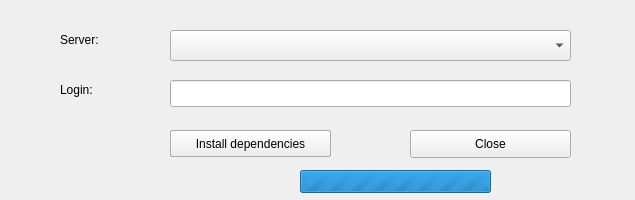
First picture: the form in dlg_ConnectionManager.ui, repository LESPROJEKT/qgis-layman-plugin, before the edit.
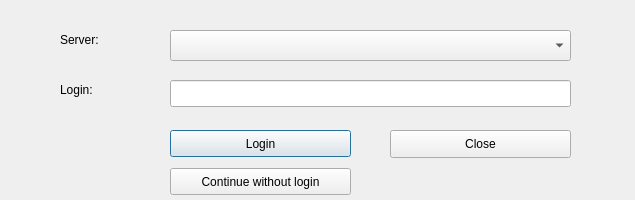
Second picture: the form after the edit.

Patch:
```diff
--- a/dlg_ConnectionManager.ui
+++ b/dlg_ConnectionManager.ui
@@ -39,7 +39,7 @@
     <rect>
      <x>170</x>
      <y>130</y>
-     <width>161</width>
+     <width>181</width>
      <height>27</height>
     </rect>
    </property>
@@ -50,9 +50,9 @@
   <widget class="QPushButton" name="pushButton_close">
    <property name="geometry">
     <rect>
-     <x>410</x>
+     <x>390</x>
      <y>130</y>
-     <width>161</width>
+     <width>181</width>
      <height>28</height>
     </rect>
    </property>
@@ -128,46 +128,27 @@
   <widget class="QLabel" name="label_sign">
    <property name="geometry">
     <rect>
-     <x>170</x>
-     <y>173</y>
-     <width>251</width>
-     <height>19</height>
-    </rect>
-   </property>
-   <property name="text">
-    <string/>
-   </property>
-  </widget>
-  <widget class="QProgressBar" name="progressBar">
-   <property name="enabled">
-    <bool>true</bool>
-   </property>
-   <property name="geometry">
-    <rect>
-     <x>300</x>
+     <x>400</x>
      <y>170</y>
-     <width>191</width>
-     <height>23</height>
+     <width>251</width>
+     <height>19</height>
     </rect>
    </property>
-   <property name="maximum">
-    <number>0</number>
-   </property>
-   <property name="value">
-    <number>0</number>
+   <property name="text">
+    <string/>
    </property>
   </widget>
   <widget class="QPushButton" name="pushButton_Dependencies">
    <property name="geometry">
     <rect>
      <x>170</x>
-     <y>130</y>
-     <width>161</width>
+     <y>168</y>
+     <width>181</width>
      <height>27</height>
     </rect>
    </property>
    <property name="text">
-    <string>Install dependencies</string>
+    <string>Continue without login</string>
    </property>
   </widget>
  </widget>
```
Left out of the diff: 6 changed lines with no effect on the pictures.
